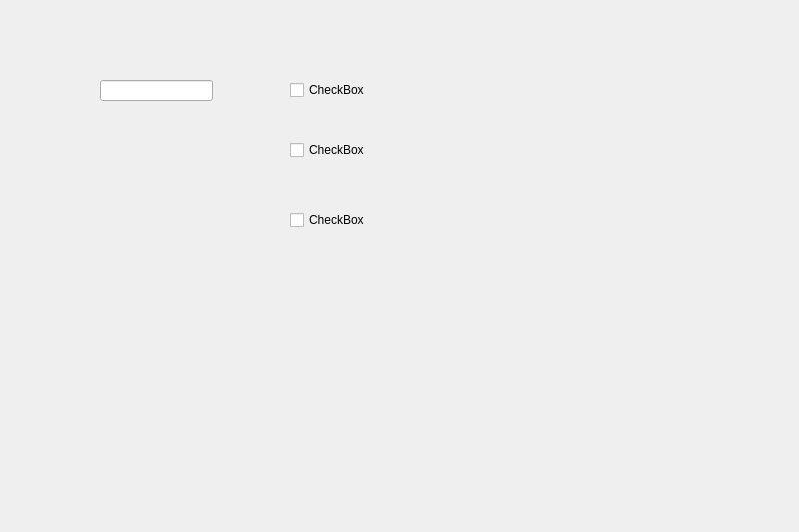
This is kassa/inputdialog.ui in Gainet1m1/kassa_cplus as Qt 5 draws it before an edit. The edited form follows.
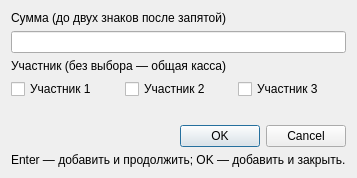
This is the edited form.

What changed in the file:
```diff
--- a/kassa/inputdialog.ui
+++ b/kassa/inputdialog.ui
@@ -1,67 +1,71 @@
 <?xml version="1.0" encoding="UTF-8"?>
 <ui version="4.0">
- <class>Form</class>
- <widget class="QWidget" name="Form">
-  <property name="geometry">
-   <rect>
-    <x>0</x>
-    <y>0</y>
-    <width>799</width>
-    <height>532</height>
-   </rect>
-  </property>
+ <class>InputDialog</class>
+ <widget class="QDialog" name="InputDialog">
   <property name="windowTitle">
    <string>Form</string>
   </property>
-  <widget class="QLineEdit" name="inputAmount">
-   <property name="geometry">
-    <rect>
-     <x>100</x>
-     <y>80</y>
-     <width>113</width>
-     <height>21</height>
-    </rect>
-   </property>
-  </widget>
+  <layout class="QVBoxLayout" name="inputLayout">
+   <item>
+    <widget class="QLabel" name="amountLabel">
+     <property name="text">
+      <string>Сумма (до двух знаков после запятой)</string>
+     </property>
+    </widget>
+   </item>
+   <item>
+    <widget class="QLineEdit" name="inputAmount" />
+   </item>
+   <item>
+    <widget class="QLabel" name="peopleLabel">
+     <property name="text">
+      <string>Участник (без выбора — общая касса)</string>
+     </property>
+    </widget>
+   </item>
+   <item>
+    <layout class="QHBoxLayout" name="peopleLayout">
+     <item>
   <widget class="QCheckBox" name="checkBox1">
-   <property name="geometry">
-    <rect>
-     <x>290</x>
-     <y>80</y>
-     <width>85</width>
-     <height>20</height>
-    </rect>
-   </property>
    <property name="text">
-    <string>CheckBox</string>
-   </property>
-  </widget>
+        <string>Участник 1</string>
+       </property>
+      </widget>
+     </item>
+     <item>
   <widget class="QCheckBox" name="checkBox2">
-   <property name="geometry">
-    <rect>
-     <x>290</x>
-     <y>140</y>
-     <width>85</width>
-     <height>20</height>
-    </rect>
-   </property>
    <property name="text">
-    <string>CheckBox</string>
-   </property>
-  </widget>
+        <string>Участник 2</string>
+       </property>
+      </widget>
+     </item>
+     <item>
   <widget class="QCheckBox" name="checkBox3">
-   <property name="geometry">
-    <rect>
-     <x>290</x>
-     <y>210</y>
-     <width>85</width>
-     <height>20</height>
-    </rect>
-   </property>
+       <property name="text">
+        <string>Участник 3</string>
+       </property>
+      </widget>
+     </item>
+    </layout>
+   </item>
+   <item>
+    <widget class="QLabel" name="errorLabel" />
+   </item>
+   <item>
+    <widget class="QDialogButtonBox" name="buttonBox">
+     <property name="standardButtons">
+      <set>QDialogButtonBox::Cancel|QDialogButtonBox::Ok</set>
+     </property>
+    </widget>
+   </item>
+   <item>
+    <widget class="QLabel" name="entryHint">
    <property name="text">
-    <string>CheckBox</string>
-   </property>
-  </widget>
+      <string>Enter — добавить и продолжить; OK — добавить и закрыть.</string>
+     </property>
+    </widget>
+   </item>
+  </layout>
  </widget>
  <resources/>
  <connections/>
```
Left out of the diff: 8 changed lines with no effect on the pictures. Lines whose indentation alone changed are shown as unchanged.
